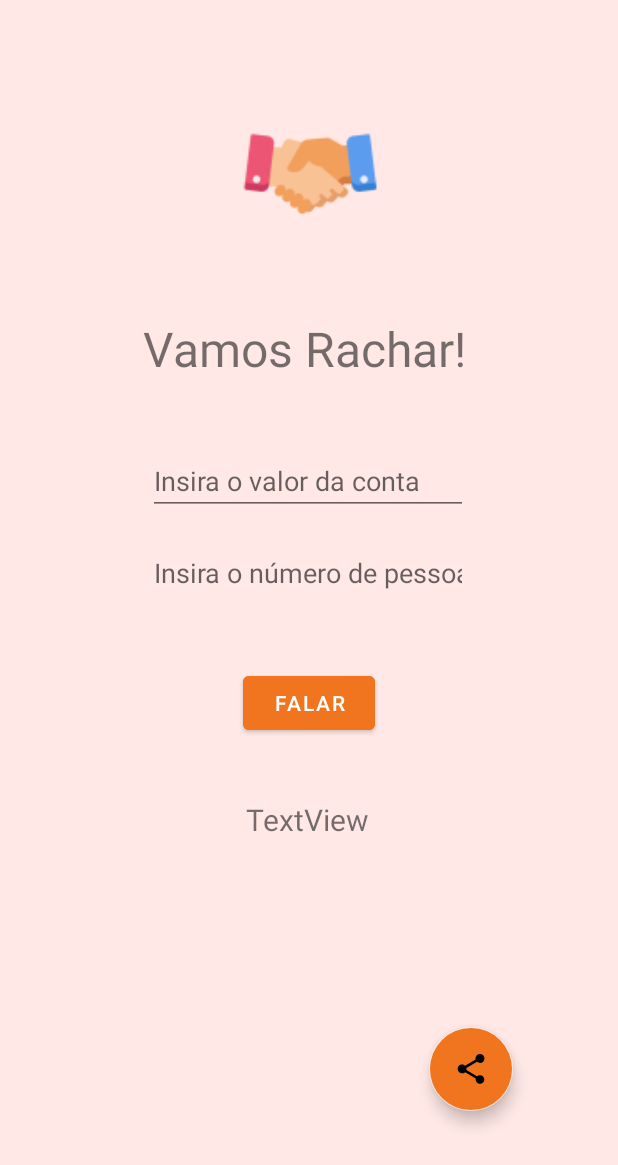
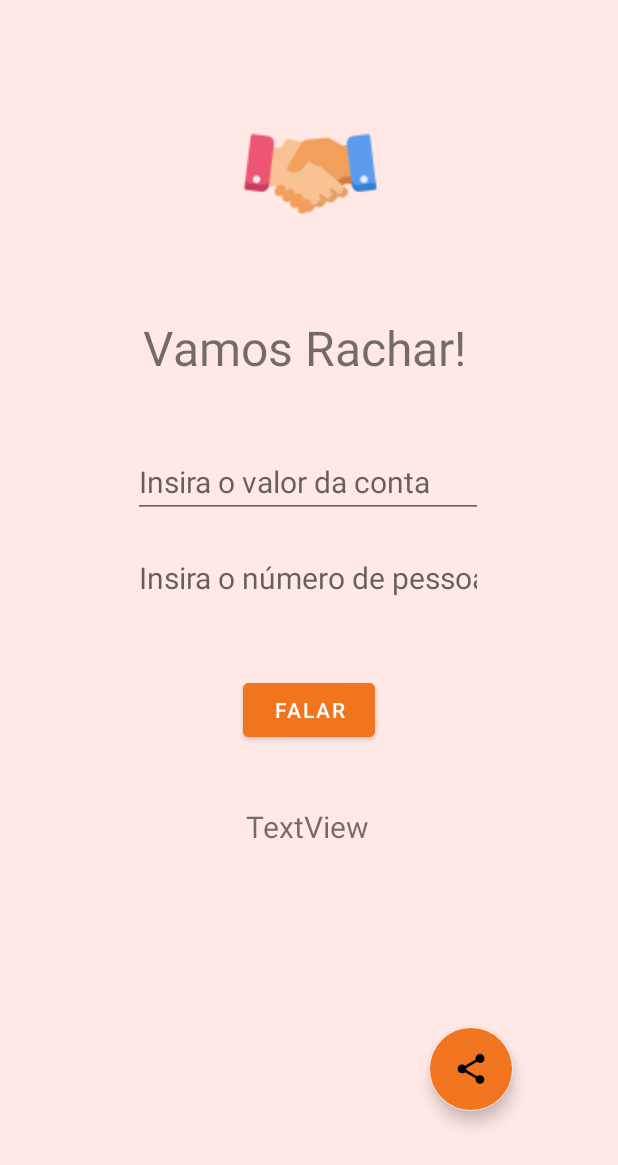
Before and after one commit to woahlucas/VamosRachar, an Android app: the screen it shows after launch (MainActivity), on a phone screen of 412 x 824 dp. Shown: the top 1165 px of the screen. Run offline under Robolectric (Android 15) with nearby library versions, the phone set to English and light mode, and no system bars.

Commit message:
mudanças de acessibilidade

```diff
--- a/app/src/main/res/layout/activity_main.xml
+++ b/app/src/main/res/layout/activity_main.xml
@@ -40,10 +40,12 @@
         android:id="@+id/nPessoas"
         android:layout_width="wrap_content"
         android:layout_height="wrap_content"
+        android:minHeight="48dp"
+        android:textSize="20sp"
         android:layout_marginTop="16dp"
         android:ems="10"
+        android:maxLines="1"
         android:hint="Insira o número de pessoas"
-
         android:inputType="number"
         app:layout_constraintEnd_toEndOf="parent"
         app:layout_constraintHorizontal_bias="0.497"
@@ -54,7 +56,10 @@
         android:id="@+id/edtConta"
         android:layout_width="wrap_content"
         android:layout_height="wrap_content"
+        android:minHeight="48dp"
+        android:textSize="20sp"
         android:ems="10"
+        android:maxLines="1"
         android:hint="Insira o valor da conta"
         android:inputType="number"
         app:layout_constraintBottom_toBottomOf="parent"
```
